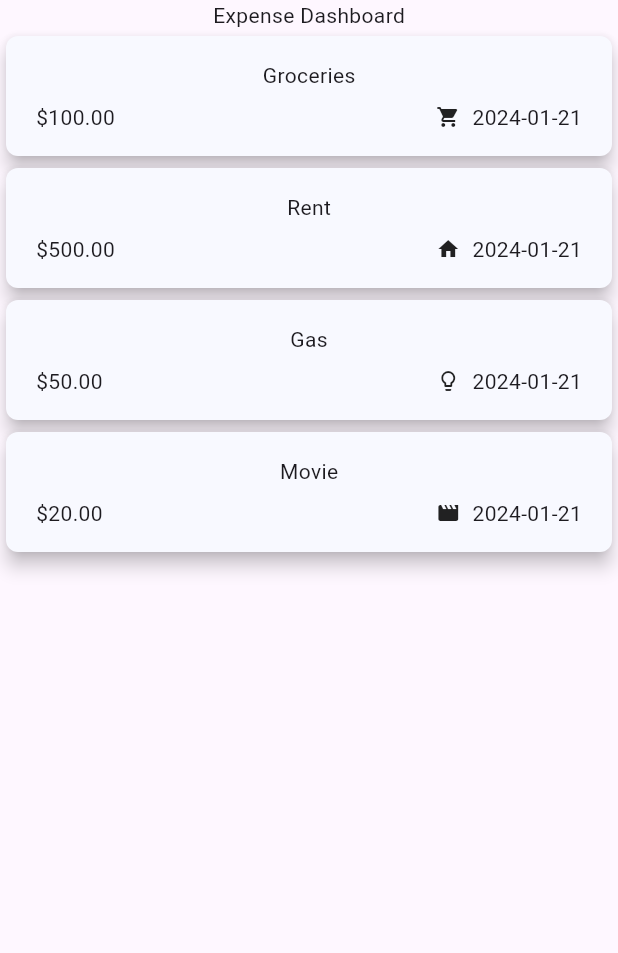
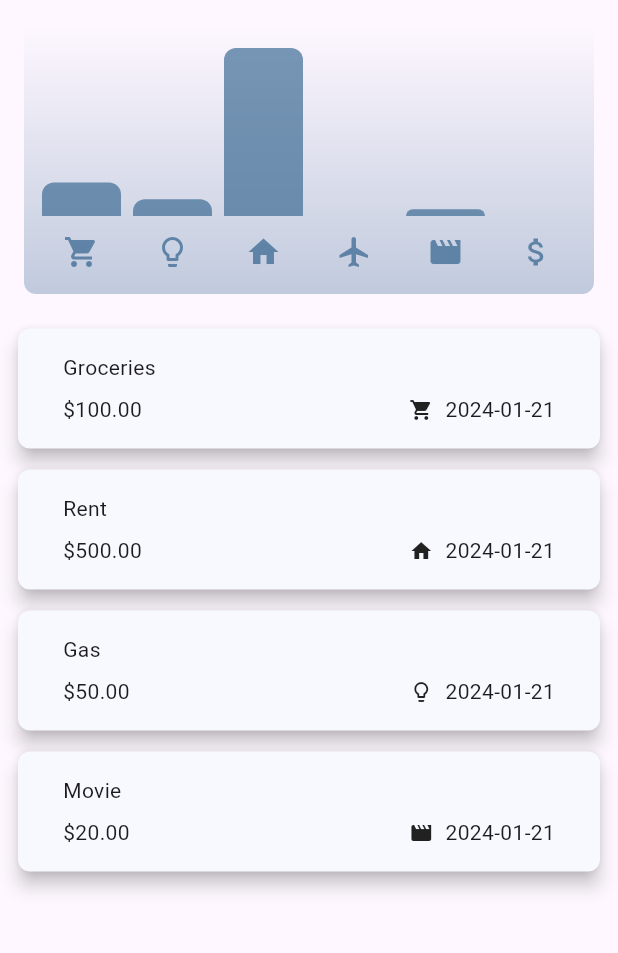
Before and after one commit to ravraw/flutter_expense_tracker, a Flutter app: the screen it shows after launch, on a phone screen of 412 x 824 dp, the part 84-1037 px from its top. Run offline on Flutter 3.47's test engine with Material 3 defaults, Android fonts, the phone set to English and light mode, and no system bars.

Commit message:
Added chart for thedashboard

```diff
--- /dev/null
+++ b/lib/chart.dart
@@ -0,0 +1,97 @@
+import 'package:flutter/material.dart';
+import 'package:flutter_expense_tracker/chart_bar.dart';
+
+import 'package:flutter_expense_tracker/models/expense.dart';
+
+class Chart extends StatelessWidget {
+  const Chart({super.key, required this.expenses});
+
+  final List<Expense> expenses;
+
+  List<ExpenseBucket> get buckets {
+    return [
+      ExpenseBucket.forCategory(expenses, Category.food),
+      ExpenseBucket.forCategory(expenses, Category.utilities),
+      ExpenseBucket.forCategory(expenses, Category.rent),
+      ExpenseBucket.forCategory(expenses, Category.travel),
+      ExpenseBucket.forCategory(expenses, Category.entertainment),
+      ExpenseBucket.forCategory(expenses, Category.other),
+    ];
+  }
+
+  double get maxTotalExpense {
+    double maxTotalExpense = 0;
+
+    for (final bucket in buckets) {
+      if (bucket.totalExpenses > maxTotalExpense) {
+        maxTotalExpense = bucket.totalExpenses;
+      }
+    }
+
+    return maxTotalExpense;
+  }
+
+  @override
+  Widget build(BuildContext context) {
+    final isDarkMode =
+        MediaQuery.of(context).platformBrightness == Brightness.dark;
+    return Container(
+      margin: const EdgeInsets.all(16),
+      padding: const EdgeInsets.symmetric(
+        vertical: 16,
+        horizontal: 8,
+      ),
+      width: double.infinity,
+      height: 180,
+      decoration: BoxDecoration(
+        borderRadius: BorderRadius.circular(8),
+        gradient: LinearGradient(
+          colors: [
+            Theme.of(context).colorScheme.primary.withOpacity(0.3),
+            Theme.of(context).colorScheme.primary.withOpacity(0.0)
+          ],
+          begin: Alignment.bottomCenter,
+          end: Alignment.topCenter,
+        ),
+      ),
+      child: Column(
+        children: [
+          Expanded(
+            child: Row(
+              crossAxisAlignment: CrossAxisAlignment.end,
+              children: [
+                for (final bucket in buckets) // alternative to map()
+                  ChartBar(
+                    fill: bucket.totalExpenses == 0
+                        ? 0
+                        : bucket.totalExpenses / maxTotalExpense,
+                  )
+              ],
+            ),
+          ),
+          const SizedBox(height: 12),
+          Row(
+            children: buckets
+                .map(
+                  (bucket) => Expanded(
+                    child: Padding(
+                      padding: const EdgeInsets.symmetric(horizontal: 4),
+                      child: Icon(
+                        categoryIcons[bucket.category],
+                        color: isDarkMode
+                            ? Theme.of(context).colorScheme.secondary
+                            : Theme.of(context)
+                                .colorScheme
+                                .primary
+                                .withOpacity(0.7),
+                      ),
+                    ),
+                  ),
+                )
+                .toList(),
+          )
+        ],
+      ),
+    );
+  }
+}
--- /dev/null
+++ b/lib/chart_bar.dart
@@ -0,0 +1,34 @@
+import 'package:flutter/material.dart';
+
+class ChartBar extends StatelessWidget {
+  const ChartBar({
+    super.key,
+    required this.fill,
+  });
+
+  final double fill;
+
+  @override
+  Widget build(BuildContext context) {
+    final isDarkMode =
+        MediaQuery.of(context).platformBrightness == Brightness.dark;
+    return Expanded(
+      child: Padding(
+        padding: const EdgeInsets.symmetric(horizontal: 4),
+        child: FractionallySizedBox(
+          heightFactor: fill,
+          child: DecoratedBox(
+            decoration: BoxDecoration(
+              shape: BoxShape.rectangle,
+              borderRadius:
+                  const BorderRadius.vertical(top: Radius.circular(8)),
+              color: isDarkMode
+                  ? Theme.of(context).colorScheme.secondary
+                  : Theme.of(context).colorScheme.primary.withOpacity(0.65),
+            ),
+          ),
+        ),
+      ),
+    );
+  }
+}
--- a/lib/expense_list/expense_item.dart
+++ b/lib/expense_list/expense_item.dart
@@ -10,8 +10,9 @@
   Widget build(BuildContext context) {
     return Card(
         child: Padding(
-      padding: const EdgeInsets.symmetric(horizontal: 20, vertical: 16),
+      padding: const EdgeInsets.symmetric(horizontal: 30, vertical: 16),
       child: Column(
+        crossAxisAlignment: CrossAxisAlignment.start,
         children: [
           Text(expense.title),
           const SizedBox(height: 8),
--- a/lib/expense_list/expenses_list.dart
+++ b/lib/expense_list/expenses_list.dart
@@ -18,17 +18,21 @@
           itemCount: expenses.length,
           itemBuilder: (context, index) {
             final expense = expenses[index];
-            return Dismissible(
+            return Padding(
+              padding: const EdgeInsets.symmetric(horizontal: 8, vertical: 3),
+              child: Dismissible(
                 key: ValueKey(expense),
                 background: Container(
                   color: Colors.red,
                   alignment: Alignment.centerRight,
                   padding: const EdgeInsets.only(right: 20),
-                margin: const EdgeInsets.symmetric(horizontal: 15, vertical: 4),
+                  margin:
+                      const EdgeInsets.symmetric(horizontal: 15, vertical: 4),
                   child: const Icon(Icons.delete),
                 ),
                 onDismissed: (direction) => removeExpense(expense),
                 child: ExpenseItem(expense: expense),
+              ),
             );
           }),
     );
--- a/lib/expense_tracker.dart
+++ b/lib/expense_tracker.dart
@@ -1,4 +1,5 @@
 import 'package:flutter/material.dart';
+import 'package:flutter_expense_tracker/chart.dart';
 import 'package:flutter_expense_tracker/expense_list/expenses_list.dart';
 import 'package:flutter_expense_tracker/models/expense.dart';
 import 'package:flutter_expense_tracker/new_expense.dart';
@@ -100,7 +101,7 @@
       ),
       body: Column(
         children: [
-          const Text("Expense Dashboard"),
+          Chart(expenses: _dummyExpenses),
           Expanded(child: expenseItemsList),
         ],
       ),
--- a/lib/main.dart
+++ b/lib/main.dart
@@ -2,7 +2,7 @@
 import 'package:flutter_expense_tracker/expense_tracker.dart';
 
 var kColorScheme = ColorScheme.fromSeed(
-  seedColor: Colors.blue,
+  seedColor: const Color.fromARGB(255, 66, 165, 245),
   brightness: Brightness.light,
 );
 
--- a/lib/models/expense.dart
+++ b/lib/models/expense.dart
@@ -35,3 +35,28 @@
   final DateTime date;
   final Category category;
 }
+
+class ExpenseBucket {
+  const ExpenseBucket({
+    required this.category,
+    required this.expenses,
+  });
+
+  ExpenseBucket.forCategory(List<Expense> allExpenses, this.category)
+      : expenses = allExpenses
+            .where((expense) => expense.category == category)
+            .toList();
+
+  final Category category;
+  final List<Expense> expenses;
+
+  double get totalExpenses {
+    double sum = 0;
+
+    for (final expense in expenses) {
+      sum += expense.amount; // sum = sum + expense.amount
+    }
+
+    return sum;
+  }
+}
```
Lines whose indentation alone changed are shown as unchanged.
